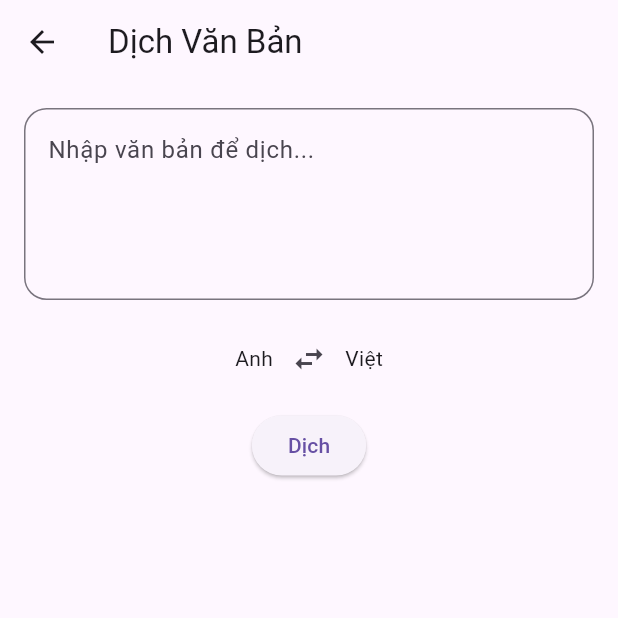
After one commit to quanhne31/2025_2_LTTBDD_N02_Nhom_2, a Flutter app: the screen it shows after launch, after a tap on "Dịch văn bản", on a phone screen of 412 x 824 dp, the top half of it. The commit adds this screen. Run offline on Flutter 3.47's test engine with Material 3 defaults, Android fonts, the phone set to English and light mode, and no system bars; our stand-ins replace shared_preferences.

Commit message:
Dịch văn bản

```diff
--- a/lib/screens/home_screen.dart
+++ b/lib/screens/home_screen.dart
@@ -1,6 +1,7 @@
 import 'package:flutter/material.dart';
 import 'account_screen.dart';
 import 'detail_screen.dart';
+import 'text_translate_screen.dart';
 import 'package:dictionary_app/models/word_model.dart';
 
 class HomeScreen extends StatefulWidget {
@@ -58,7 +59,7 @@ class _HomeScreenState extends State<HomeScreen> {
       backgroundColor: Colors.grey[300],
 
       appBar: AppBar(
-        backgroundColor: Colors.blue[700],
+        backgroundColor: Colors.blue[600],
         title: const Text("Dictionary App"),
         centerTitle: true,
         actions: [
@@ -102,7 +103,7 @@ class _HomeScreenState extends State<HomeScreen> {
                 height: 250,
                 margin: const EdgeInsets.symmetric(horizontal: 16),
                 decoration: BoxDecoration(
-                  color: Colors.blue[700],
+                  color: Colors.blue[600],
                   borderRadius: BorderRadius.circular(15),
                 ),
                 child: ListView.builder(
@@ -128,7 +129,17 @@ class _HomeScreenState extends State<HomeScreen> {
               ),
 
             /// MENU ITEMS
-            buildMenuItem(Icons.description, Colors.purple, "Dịch văn bản"),
+            buildMenuItem(
+              Icons.description,
+              Colors.purple,
+              "Dịch văn bản",
+              onTap: () {
+                Navigator.push(
+                  context,
+                  MaterialPageRoute(builder: (_) => TextTranslateScreen()),
+                );
+              },
+            ),
 
             buildVipCard(),
 
@@ -152,7 +163,12 @@ class _HomeScreenState extends State<HomeScreen> {
   }
 
   /// MENU ITEM REUSABLE
-  Widget buildMenuItem(IconData icon, Color color, String title) {
+  Widget buildMenuItem(
+    IconData icon,
+    Color color,
+    String title, {
+    VoidCallback? onTap,
+  }) {
     return Padding(
       padding: const EdgeInsets.symmetric(horizontal: 16, vertical: 8),
       child: Card(
@@ -163,6 +179,7 @@ class _HomeScreenState extends State<HomeScreen> {
             child: Icon(icon, color: Colors.white),
           ),
           title: Text(title),
+          onTap: onTap,
         ),
       ),
     );
--- /dev/null
+++ b/lib/screens/text_translate_screen.dart
@@ -0,0 +1,212 @@
+import 'dart:convert';
+import 'package:flutter/material.dart';
+import 'package:http/http.dart' as http;
+import 'package:flutter/services.dart';
+import 'package:shared_preferences/shared_preferences.dart';
+
+class TextTranslateScreen extends StatefulWidget {
+  const TextTranslateScreen({super.key});
+
+  @override
+  State<TextTranslateScreen> createState() => _TextTranslateScreenState();
+}
+
+class _TextTranslateScreenState extends State<TextTranslateScreen> {
+  final TextEditingController controller = TextEditingController();
+
+  String result = "";
+  bool isLoading = false;
+  bool isEnglishToVietnamese = true;
+
+  List<String> history = [];
+
+  @override
+  void initState() {
+    super.initState();
+    loadHistory();
+  }
+
+  /// Load history
+  Future<void> loadHistory() async {
+    final prefs = await SharedPreferences.getInstance();
+    setState(() {
+      history = prefs.getStringList("history") ?? [];
+    });
+  }
+
+  /// Save history
+  Future<void> saveHistory(String text) async {
+    final prefs = await SharedPreferences.getInstance();
+    history.insert(0, text);
+    await prefs.setStringList("history", history);
+    setState(() {});
+  }
+
+  /// Translate
+  Future<void> translateText() async {
+    if (controller.text.isEmpty) return;
+
+    setState(() {
+      isLoading = true;
+    });
+
+    String from = isEnglishToVietnamese ? "en" : "vi";
+    String to = isEnglishToVietnamese ? "vi" : "en";
+
+    final url = Uri.parse(
+      "https://api.mymemory.translated.net/get?q=${controller.text}&langpair=$from|$to",
+    );
+
+    final response = await http.get(url);
+
+    if (response.statusCode == 200) {
+      final data = json.decode(response.body);
+      setState(() {
+        result = data["responseData"]["translatedText"];
+        isLoading = false;
+      });
+
+      saveHistory("${controller.text} → $result");
+    } else {
+      setState(() {
+        result = "Lỗi dịch";
+        isLoading = false;
+      });
+    }
+  }
+
+  void copyResult() {
+    Clipboard.setData(ClipboardData(text: result));
+    ScaffoldMessenger.of(
+      context,
+    ).showSnackBar(const SnackBar(content: Text("Đã copy")));
+  }
+
+  void clearHistory() async {
+    final prefs = await SharedPreferences.getInstance();
+    await prefs.remove("history");
+    setState(() {
+      history.clear();
+    });
+  }
+
+  @override
+  Widget build(BuildContext context) {
+    return Scaffold(
+      appBar: AppBar(title: const Text("Dịch Văn Bản")),
+      body: SingleChildScrollView(
+        child: Padding(
+          padding: const EdgeInsets.all(16),
+          child: Column(
+            children: [
+              /// Input
+              TextField(
+                controller: controller,
+                maxLines: 4,
+                decoration: InputDecoration(
+                  hintText: "Nhập văn bản để dịch...",
+                  border: OutlineInputBorder(
+                    borderRadius: BorderRadius.circular(15),
+                  ),
+                ),
+              ),
+
+              const SizedBox(height: 15),
+
+              /// Language switch
+              Row(
+                mainAxisAlignment: MainAxisAlignment.center,
+                children: [
+                  Text(isEnglishToVietnamese ? "Anh" : "Việt"),
+                  IconButton(
+                    icon: const Icon(Icons.swap_horiz),
+                    onPressed: () {
+                      setState(() {
+                        isEnglishToVietnamese = !isEnglishToVietnamese;
+                      });
+                    },
+                  ),
+                  Text(isEnglishToVietnamese ? "Việt" : "Anh"),
+                ],
+              ),
+
+              const SizedBox(height: 10),
+
+              /// Translate button
+              ElevatedButton(
+                onPressed: translateText,
+                child: const Text("Dịch"),
+              ),
+
+              const SizedBox(height: 20),
+
+              if (isLoading) const CircularProgressIndicator(),
+
+              const SizedBox(height: 20),
+
+              /// Result
+              if (result.isNotEmpty)
+                Container(
+                  width: double.infinity,
+                  padding: const EdgeInsets.all(16),
+                  decoration: BoxDecoration(
+                    color: Colors.blue[50],
+                    borderRadius: BorderRadius.circular(15),
+                  ),
+                  child: Column(
+                    crossAxisAlignment: CrossAxisAlignment.start,
+                    children: [
+                      Text(result, style: const TextStyle(fontSize: 18)),
+                      const SizedBox(height: 10),
+                      Align(
+                        alignment: Alignment.centerRight,
+                        child: IconButton(
+                          icon: const Icon(Icons.copy),
+                          onPressed: copyResult,
+                        ),
+                      ),
+                    ],
+                  ),
+                ),
+
+              const SizedBox(height: 30),
+
+              /// History
+              if (history.isNotEmpty)
+                Column(
+                  crossAxisAlignment: CrossAxisAlignment.start,
+                  children: [
+                    Row(
+                      mainAxisAlignment: MainAxisAlignment.spaceBetween,
+                      children: [
+                        const Text(
+                          "Lịch sử",
+                          style: TextStyle(
+                            fontSize: 18,
+                            fontWeight: FontWeight.bold,
+                          ),
+                        ),
+                        IconButton(
+                          icon: const Icon(Icons.delete),
+                          onPressed: clearHistory,
+                        ),
+                      ],
+                    ),
+                    const SizedBox(height: 10),
+                    ...history.map(
+                      (item) => Card(
+                        child: Padding(
+                          padding: const EdgeInsets.all(12),
+                          child: Text(item),
+                        ),
+                      ),
+                    ),
+                  ],
+                ),
+            ],
+          ),
+        ),
+      ),
+    );
+  }
+}
--- a/pubspec.yaml
+++ b/pubspec.yaml
@@ -30,6 +30,8 @@ environment:
 dependencies:
   flutter:
     sdk: flutter
+  http: ^1.2.0
+  shared_preferences: ^2.2.2
 
   # The following adds the Cupertino Icons font to your application.
   # Use with the CupertinoIcons class for iOS style icons.
```
Also changed, not shown: pubspec.lock, 1 other file.
